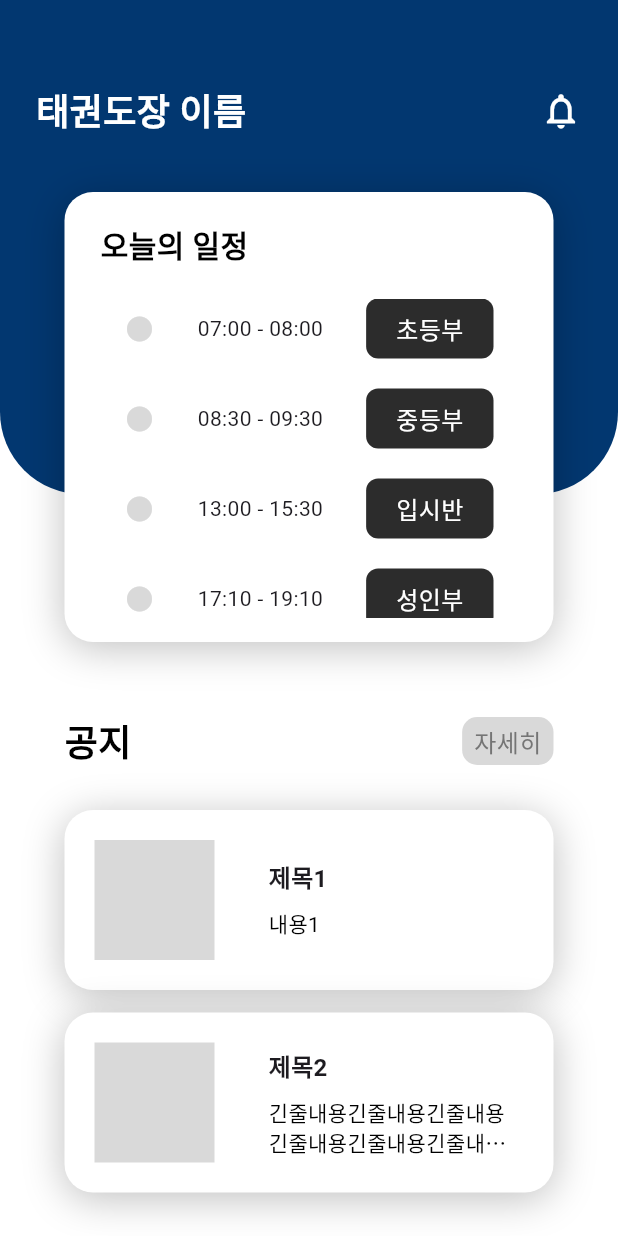
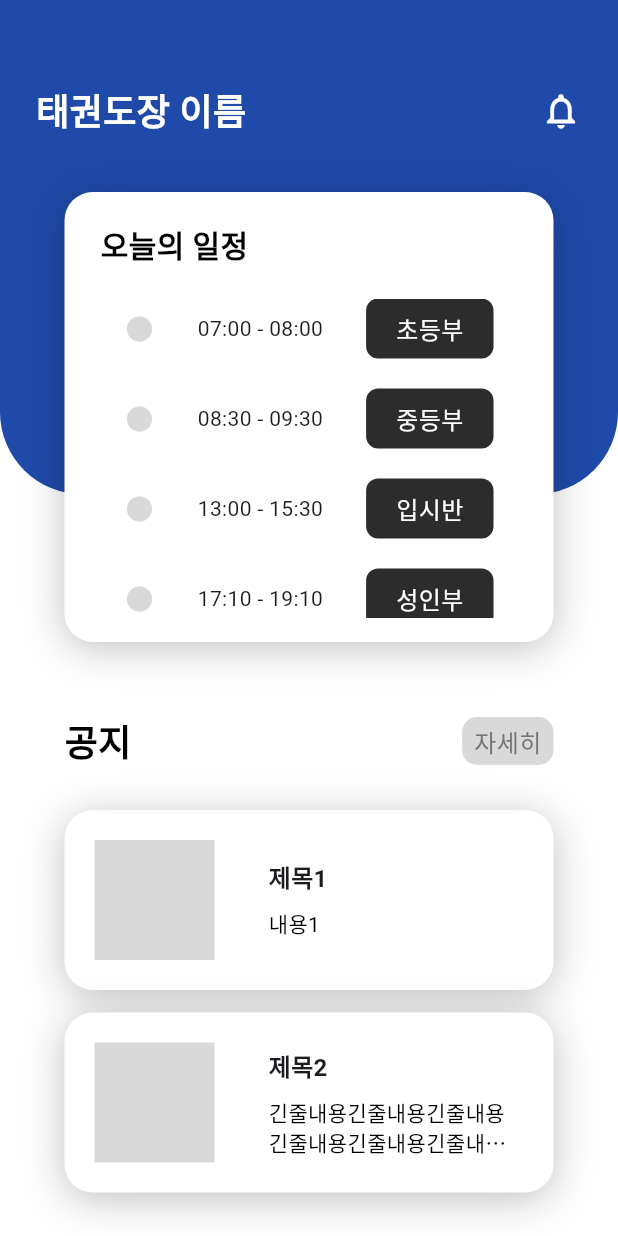
Before and after one commit to Taekwondo1906/taekwon, a Flutter app: the HomeScreen screen opened directly, on a phone screen of 412 x 824 dp. Run offline on Flutter 3.47's test engine with Material 3 defaults, Android fonts, the phone set to English and light mode, and no system bars; Roboto replaces fonts that are missing (Inter, inter).

Commit message:
💄 메인 컬러 변경

```diff
--- a/lib/decoration/color_palette.dart
+++ b/lib/decoration/color_palette.dart
@@ -1,9 +1,8 @@
 import 'package:flutter/material.dart';
 
-const Color mainColor = Color(0xFF023770);
 const Color tabColor = Color(0xFFFF0000);
 const Color labelColor = Color(0xFF2C2C2C);
 const Color shadowColor = Color(0x3F000000);
 const Color iconColor = Color(0xFFD9D9D9);
 const Color detailColor = Color(0xFF757575);
-const Color buttonColor = Color(0xFF1F4AA9);
+const Color mainColor = Color(0xFF1F4AA9);
--- a/lib/login/login_authentication.dart
+++ b/lib/login/login_authentication.dart
@@ -107,7 +107,7 @@ class _LoginAuthenticationState extends State<LoginAuthentication> {
                   child: ElevatedButton(
                     onPressed: loginFunction, //재발송 기능으로 바꿔야됨 나중에
                     style: ElevatedButton.styleFrom(
-                      backgroundColor: buttonColor,
+                      backgroundColor: mainColor,
                       foregroundColor: Colors.white,
                     ),
                     child: const Text("재발송"),
@@ -120,7 +120,7 @@ class _LoginAuthenticationState extends State<LoginAuthentication> {
                   child: ElevatedButton(
                     onPressed: loginFunction,
                     style: ElevatedButton.styleFrom(
-                      backgroundColor: buttonColor,
+                      backgroundColor: mainColor,
                       foregroundColor: Colors.white,
                     ),
                     child: const Text("확인"),
--- a/lib/login/login_complete.dart
+++ b/lib/login/login_complete.dart
@@ -39,7 +39,7 @@ class LoginComplete extends StatelessWidget {
               child: ElevatedButton(
                 onPressed: () => navigateToHome(context),
                 style: ElevatedButton.styleFrom(
-                  backgroundColor: buttonColor,
+                  backgroundColor: mainColor,
                   foregroundColor: Colors.white,
                 ),
                 child: const Text("홈으로 이동"),
--- a/lib/login/login_screen.dart
+++ b/lib/login/login_screen.dart
@@ -65,7 +65,7 @@ class _LoginPageState extends State<LoginPage> {
                           fontSize: 16,
                         ),
                         filled: true,
-                        fillColor: buttonColor,
+                        fillColor: mainColor,
                         border: OutlineInputBorder(
                           borderRadius: BorderRadius.all(Radius.circular(100)),
                           borderSide: BorderSide.none,
@@ -87,7 +87,7 @@ class _LoginPageState extends State<LoginPage> {
                   child: ElevatedButton(
                     onPressed: loginFunction,
                     style: ElevatedButton.styleFrom(
-                      backgroundColor: buttonColor,
+                      backgroundColor: mainColor,
                       foregroundColor: Colors.white,
                     ),
                     child: const Text("로그인"),
```
